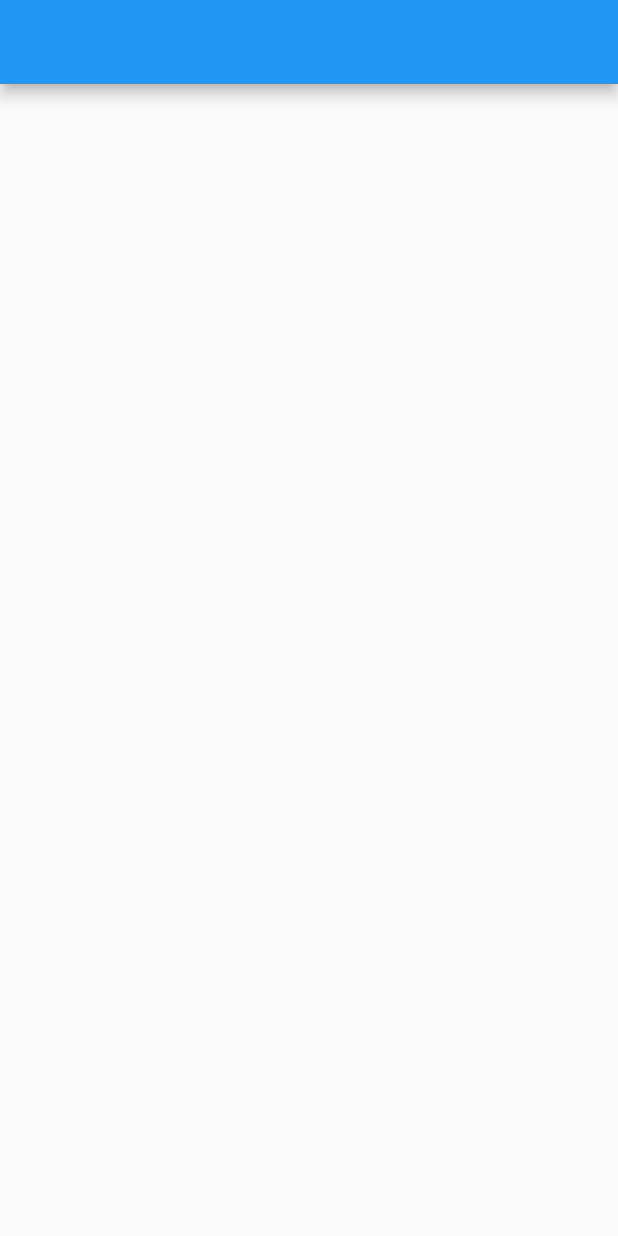
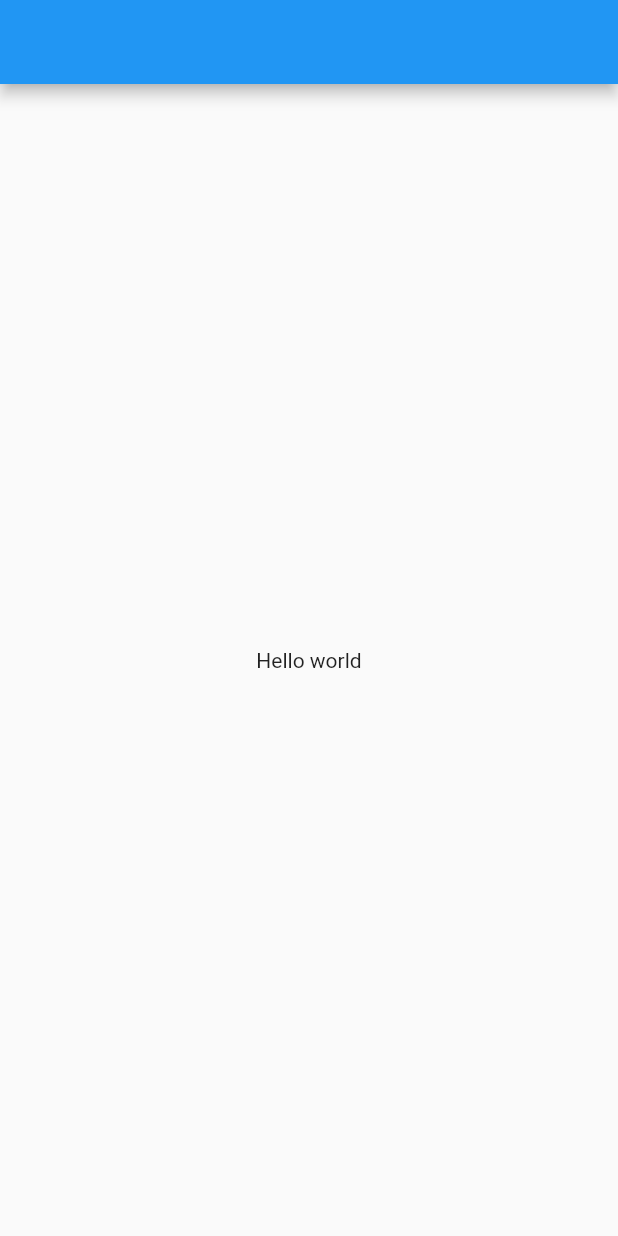
Before and after one commit to JAICHANGPARK/flutter_notebook_8th_story, a Flutter app: the screen it shows after launch, on a phone screen of 412 x 824 dp. Run offline on Flutter 3.47's test engine with Material 2 defaults, Android fonts, the phone set to English and light mode, and no system bars; our stand-ins replace badges, flutter_hooks, google_fonts, hooks_riverpod.

Commit message:
Update main.dart

```diff
--- a/lib/main.dart
+++ b/lib/main.dart
@@ -16,7 +16,9 @@ class SampleApp extends HookWidget {
     return MaterialApp(
       home: Scaffold(
         appBar: AppBar(),
-        body: Center(),
+        body: Center(
+          child: Text(value),
+        ),
 
       ),
 
```
